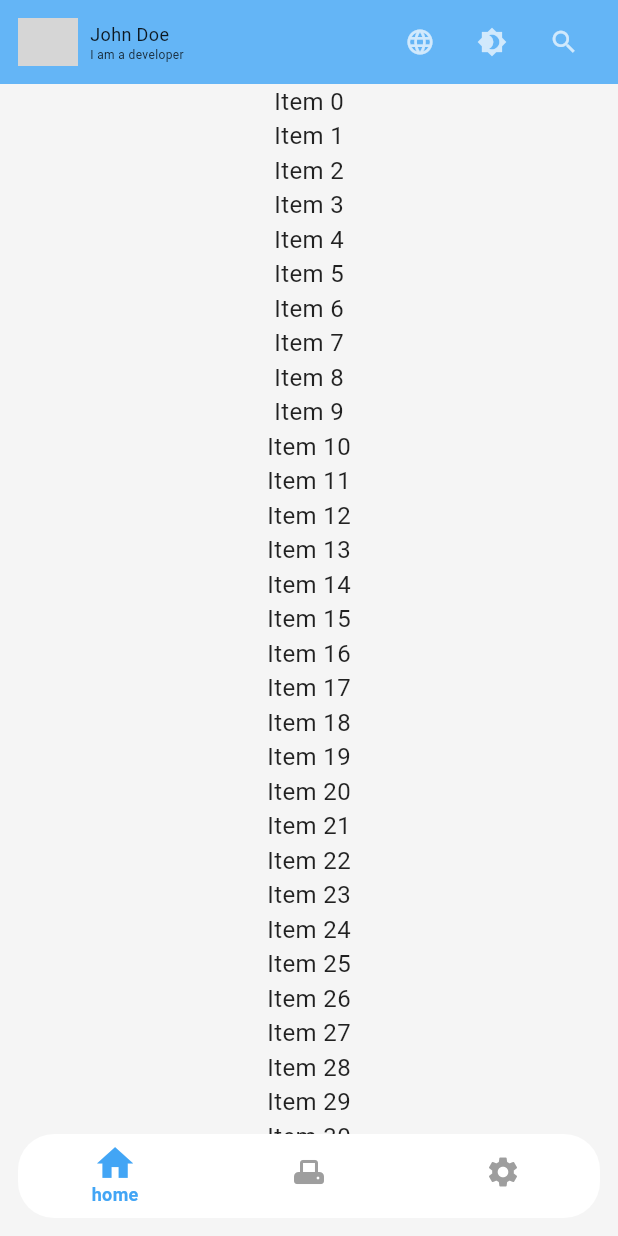
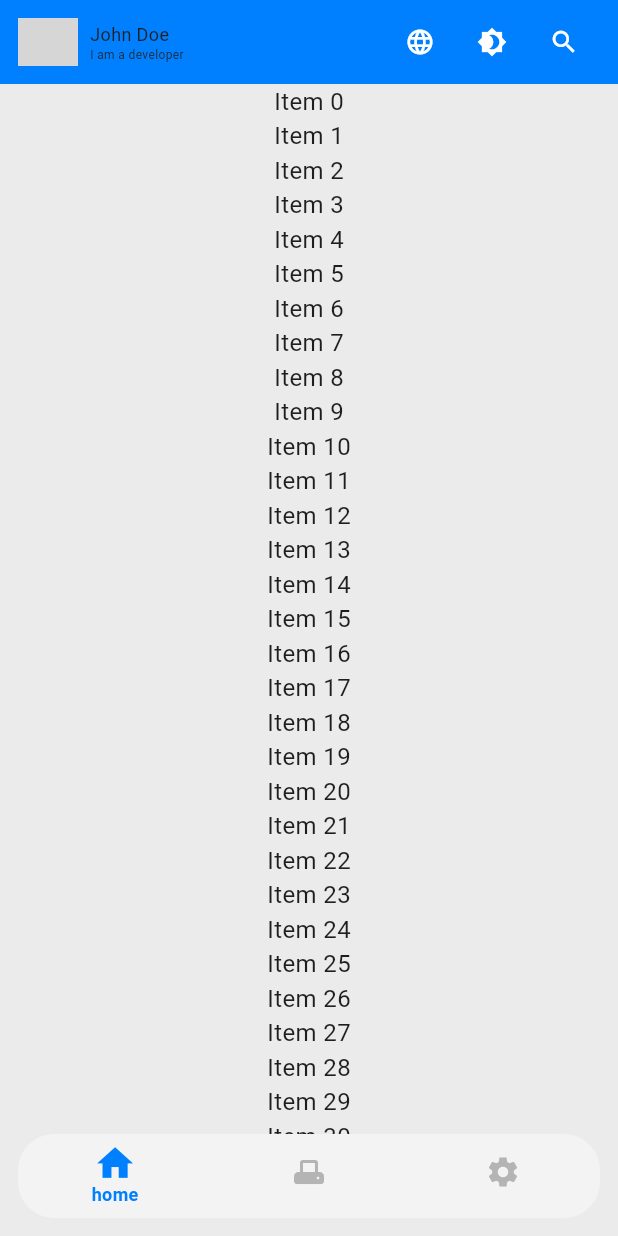
Before and after one commit to abinzhao/flutterAPP, a Flutter app: the screen it shows after launch, on a phone screen of 412 x 824 dp. Run offline on Flutter 3.47's test engine with Material 3 defaults, Android fonts, the phone set to English and light mode, and no system bars; our stand-ins replace easy_localization, go_router, shared_preferences; network calls fail; grey boxes are pictures that could not be loaded.

Commit message:
feat(ui):新增大屏页脚

```diff
--- a/assets/translations/en-US.json
+++ b/assets/translations/en-US.json
@@ -1,5 +1,7 @@
 {
     "home": "Home",
     "tools": "Tools",
-    "profile": "Pro File"
+    "profile": "Pro File",
+    "footerText1": "The software is produced by @纯爱掌门人",
+    "footerText2": "Copyright © 2024. [Software name is ‘Development Box’]. Registration number: [Registration number is temporarily ‘XXXXX-XXXXX’]."
 }
--- a/assets/translations/zh-CN.json
+++ b/assets/translations/zh-CN.json
@@ -1,5 +1,7 @@
 {
     "home": "首页",
     "tools": "工具",
-    "profile": "个人中心"
+    "profile": "个人中心",
+    "footerText1": "软件由 @纯爱掌门人 制作出品",
+    "footerText2": "版权所有 © 2024。[软件名称为‘开发盒子’]。备案号：[备案号暂为‘XXXXX-XXXXX’]。"
 }
--- a/lib/components/BottomNavBar/index.dart
+++ b/lib/components/BottomNavBar/index.dart
@@ -24,7 +24,7 @@ class _BottomNavBarState extends State<BottomNavBar>
   final GlobalKey _bottomNavigationKey = GlobalKey();
 
   /// 底部导航栏高度
-  final navBarHeight = 56.0;
+  Size get preferredSize => const Size.fromHeight(56.0);
 
   @override
   void initState() {
@@ -50,7 +50,7 @@ class _BottomNavBarState extends State<BottomNavBar>
     return Padding(
       padding: const EdgeInsets.fromLTRB(12, 0, 12, 12),
       child: Container(
-        height: 56,
+        height: preferredSize.height,
         decoration: BoxDecoration(
           borderRadius: BorderRadius.circular(24),
           color: Theme.of(context).bottomNavigationBarTheme.backgroundColor,
--- a/lib/components/index.dart
+++ b/lib/components/index.dart
@@ -1,2 +1,3 @@
 export 'AdaptiveHeader/index.dart';
 export 'BottomNavBar/index.dart';
+export 'LargeScreenFooter/index.dart';
--- a/lib/themes/theme.dart
+++ b/lib/themes/theme.dart
@@ -2,64 +2,99 @@ import 'package:flutter/material.dart';
 
 class AppTheme {
   static final lightTheme = ThemeData(
-    primaryColor: Colors.blue[300],
-    scaffoldBackgroundColor: Colors.grey[100],
+    primaryColor: const Color.fromARGB(255, 0, 128, 255), // 亮蓝色，具有科技感
+    scaffoldBackgroundColor: const Color.fromARGB(255, 235, 235, 235),
     textTheme: const TextTheme(
       headlineMedium: TextStyle(
         fontSize: 28,
         fontWeight: FontWeight.bold,
-          color: Colors.black87), // 标题
+        color: Color.fromARGB(255, 30, 30, 30),
+      ),
       titleMedium: TextStyle(
         fontSize: 24,
         fontWeight: FontWeight.w500,
-          color: Colors.black54), // 副标题
-      bodyMedium: TextStyle(fontSize: 16, color: Colors.black87), // 正文
+        color: Color.fromARGB(255, 80, 80, 80),
+      ),
+      bodyMedium:
+          TextStyle(fontSize: 16, color: Color.fromARGB(255, 30, 30, 30)),
     ),
     cardTheme: CardTheme(
-      elevation: 2.0,
+      elevation: 4.0,
       shape: RoundedRectangleBorder(
-        borderRadius: BorderRadius.circular(12),
+        borderRadius: BorderRadius.circular(24),
+        side: const BorderSide(
+            color: Color.fromARGB(255, 0, 128, 255), width: 2), // 卡片边框为蓝色
       ),
+      color: const Color.fromARGB(255, 250, 250, 250),
     ),
-    bottomNavigationBarTheme: BottomNavigationBarThemeData(
-      backgroundColor: Colors.white,
-      selectedItemColor: Colors.blue[400],
-      unselectedItemColor: Colors.grey,
-      selectedLabelStyle:
-          TextStyle(color: Colors.blue[400], fontWeight: FontWeight.w600),
+    bottomNavigationBarTheme: const BottomNavigationBarThemeData(
+      backgroundColor: Color.fromARGB(255, 243, 243, 243),
+      selectedItemColor: Color.fromARGB(255, 0, 128, 255),
+      unselectedItemColor: Color.fromARGB(255, 180, 180, 180),
+      selectedLabelStyle: TextStyle(
+        color: Color.fromARGB(255, 0, 128, 255),
+        fontWeight: FontWeight.w600,
+      ),
     ),
     iconButtonTheme: IconButtonThemeData(
       style: ButtonStyle(
-          iconColor: WidgetStateProperty.all(Colors.white70),
+        iconSize: WidgetStateProperty.all(24.0),
+        backgroundColor: WidgetStateProperty.all(Colors.transparent),
+        overlayColor: WidgetStateProperty.resolveWith<Color?>((states) {
+          if (states.contains(WidgetState.pressed)) {
+            return const Color.fromARGB(255, 0, 128, 255).withOpacity(0.2);
+          }
+          return null;
+        }),
+        iconColor: WidgetStateProperty.all(Colors.white),
       ),
     ),
   );
 
   static final darkTheme = ThemeData(
-    primaryColor: Colors.blueGrey[800],
-    scaffoldBackgroundColor: Colors.black,
+    primaryColor: const Color.fromARGB(255, 128, 0, 255), // 深紫色，科幻感
+    scaffoldBackgroundColor: const Color.fromARGB(255, 30, 30, 30),
     textTheme: const TextTheme(
       headlineMedium: TextStyle(
-          fontSize: 28, fontWeight: FontWeight.bold, color: Colors.white),
+        fontSize: 28,
+        fontWeight: FontWeight.bold,
+        color: Colors.white70,
+      ),
       titleMedium: TextStyle(
-          fontSize: 24, fontWeight: FontWeight.w500, color: Colors.white70),
+        fontSize: 24,
+        fontWeight: FontWeight.w500,
+        color: Colors.white54,
+      ),
       bodyMedium: TextStyle(fontSize: 16, color: Colors.white70),
     ),
     cardTheme: CardTheme(
-      elevation: 4.0,
+      elevation: 6.0,
       shape: RoundedRectangleBorder(
-        borderRadius: BorderRadius.circular(12),
+        borderRadius: BorderRadius.circular(24),
+        side: const BorderSide(
+            color: Color.fromARGB(255, 128, 0, 255), width: 2), // 卡片边框为深紫色
       ),
+      color: const Color.fromARGB(255, 50, 50, 50),
     ),
     bottomNavigationBarTheme: const BottomNavigationBarThemeData(
-      backgroundColor: Colors.white70,
-      selectedItemColor: Colors.blue,
-      unselectedItemColor: Colors.black,
-      selectedLabelStyle:
-          TextStyle(color: Colors.blue, fontWeight: FontWeight.w600),
+      backgroundColor: Color.fromARGB(255, 40, 40, 40),
+      selectedItemColor: Color.fromARGB(255, 128, 0, 255),
+      unselectedItemColor: Color.fromARGB(255, 100, 100, 100),
+      selectedLabelStyle: TextStyle(
+        color: Color.fromARGB(255, 128, 0, 255),
+        fontWeight: FontWeight.w600,
+      ),
     ),
     iconButtonTheme: IconButtonThemeData(
       style: ButtonStyle(
+        iconSize: WidgetStateProperty.all(24.0),
+        backgroundColor: WidgetStateProperty.all(Colors.transparent),
+        overlayColor: WidgetStateProperty.resolveWith<Color?>((states) {
+          if (states.contains(WidgetState.pressed)) {
+            return const Color.fromARGB(255, 128, 0, 255).withOpacity(0.2);
+          }
+          return null;
+        }),
         iconColor: WidgetStateProperty.all(Colors.white),
       ),
     ),
--- a/lib/views/homeLayout/index.dart
+++ b/lib/views/homeLayout/index.dart
@@ -7,6 +7,7 @@ import '../../modules/change_notifier.dart';
 import '../profile/index.dart';
 import '../home/index.dart';
 import '../tools/index.dart';
+import '../../utils//device.dart';
 
 final List<Widget> _pages = [
   const HomeScreen(),
@@ -21,6 +22,7 @@ class MainLayout extends StatelessWidget {
   @override
   Widget build(BuildContext context) {
     final int bottomNavBarIndex = context.watch<Counter>().bottomNavBarIndex;
+    final bool isLargeScreen = DeviceUtils.isLargeScreen(context);
     final List<Map<String, dynamic>> listItem = [
       {
         "icon": const Icon(Icons.home),
@@ -49,7 +51,9 @@ class MainLayout extends StatelessWidget {
         ),
 
         appBar: const AdaptiveHeader(),
-        bottomNavigationBar: BottomNavBar(
+        bottomNavigationBar: isLargeScreen
+            ? const LargeScreenFooter()
+            : BottomNavBar(
           selectedIndex: bottomNavBarIndex,
           listItem: listItem,
         ),
```
Also changed, not shown: lib/components/LargeScreenFooter/index.dart (added, +37 -0 lines), lib/views/login/index.dart (+27 -2 lines), lib/views/profile/index.dart (+20 -1 lines). Lines whose indentation alone changed are shown as unchanged.
